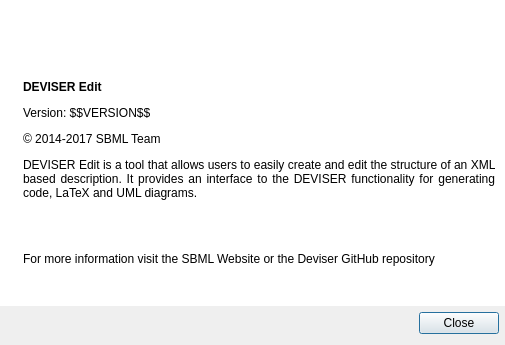
sbmlteam/QtDeviser, file ui/dialogabout.ui: the form before one commit.
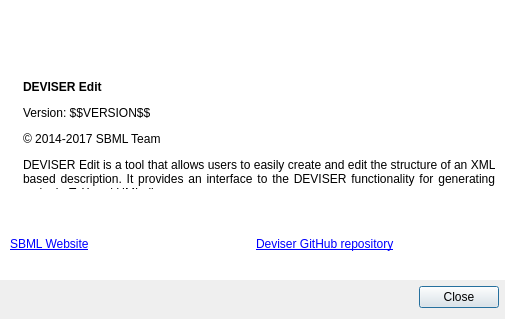
The form after the commit. Icons and pictures are not drawn.

Commit message: got clickable links - now need to space them

```diff
--- a/ui/dialogabout.ui
+++ b/ui/dialogabout.ui
@@ -45,7 +45,7 @@
    <property name="rightMargin">
     <number>0</number>
    </property>
-   <item row="2" column="0">
+   <item row="3" column="0">
     <widget class="QDialogButtonBox" name="buttonBox">
      <property name="autoFillBackground">
       <bool>false</bool>
@@ -58,7 +58,7 @@
      </property>
     </widget>
    </item>
-   <item row="0" column="0" rowspan="2" colspan="2">
+   <item row="0" column="0" rowspan="3" colspan="2">
     <widget class="QWidget" name="" native="true">
      <property name="styleSheet">
       <string notr="true">background-color: rgb(255, 255, 255);</string>
@@ -101,7 +101,7 @@
          </sizepolicy>
         </property>
         <property name="text">
-         <string>&lt;html&gt;&lt;head/&gt;&lt;body&gt;&lt;p align=&quot;justify&quot;&gt;&lt;br/&gt;&lt;/p&gt;&lt;p align=&quot;justify&quot;&gt;&lt;br/&gt;&lt;/p&gt;&lt;p align=&quot;justify&quot;&gt;&lt;span style=&quot; font-weight:600;&quot;&gt;DEVISER Edit&lt;/span&gt;&lt;/p&gt;&lt;p align=&quot;justify&quot;&gt;Version: $$VERSION$$&lt;/p&gt;&lt;p align=&quot;justify&quot;&gt;© 2014-2017 SBML Team&lt;/p&gt;&lt;p align=&quot;justify&quot;&gt;DEVISER Edit is a tool that allows users to easily create and edit the structure of an XML based description. It provides an interface to the DEVISER functionality for generating code, LaTeX and UML diagrams.&lt;/p&gt;&lt;/p&gt;&lt;p align=&quot;justify&quot;&gt;&lt;br/&gt;&lt;/p&gt;&lt;p align=&quot;justify&quot;&gt;For more information visit the &lt;a href=&quot;http://sbml.org &quot;&gt;SBML Website&lt;/a&gt; or the &lt;a href=&quot;https://github.com/sbmlteam/deviser &quot;&gt;Deviser GitHub repository&lt;/a&gt;&lt;/p&gt;&lt;p align=&quot;justify&quot;&gt;&lt;br/&gt;&lt;/body&gt;&lt;/html&gt;</string>
+         <string>&lt;html&gt;&lt;head/&gt;&lt;body&gt;&lt;p align=&quot;justify&quot;&gt;&lt;br/&gt;&lt;/p&gt;&lt;p align=&quot;justify&quot;&gt;&lt;br/&gt;&lt;/p&gt;&lt;p align=&quot;justify&quot;&gt;&lt;span style=&quot; font-weight:600;&quot;&gt;DEVISER Edit&lt;/span&gt;&lt;/p&gt;&lt;p align=&quot;justify&quot;&gt;Version: $$VERSION$$&lt;/p&gt;&lt;p align=&quot;justify&quot;&gt;© 2014-2017 SBML Team&lt;/p&gt;&lt;p align=&quot;justify&quot;&gt;DEVISER Edit is a tool that allows users to easily create and edit the structure of an XML based description. It provides an interface to the DEVISER functionality for generating code, LaTeX and UML diagrams.&lt;/p&gt;&lt;/p&gt;&lt;p align=&quot;justify&quot;&gt;&lt;br/&gt;&lt;/p&gt;&lt;p align=&quot;justify&quot;&gt;&lt;/p&gt;&lt;p align=&quot;justify&quot;&gt;&lt;br/&gt;&lt;/body&gt;&lt;/html&gt;</string>
         </property>
         <property name="textFormat">
          <enum>Qt::RichText</enum>
@@ -120,6 +120,71 @@
      </layout>
     </widget>
    </item>
+    <item row="2" column="0" colspan="2">
+      <widget class="QWidget" name="" native="true">
+        <property name="styleSheet">
+          <string notr="true">background-color: rgb(255, 255, 255);</string>
+        </property>
+        <layout class="QHBoxLayout" name="horizontalLayout1">
+          <property name="leftMargin">
+            <number>10</number>
+          </property>
+          <property name="topMargin">
+            <number>20</number>
+          </property>
+          <property name="rightMargin">
+            <number>10</number>
+          </property>
+          <property name="bottomMargin">
+            <number>0</number>
+          </property>
+          <item>
+            <widget class="QLabel" name="label_3">
+              <property name="sizePolicy">
+                <sizepolicy hsizetype="Preferred" vsizetype="Preferred">
+                  <horstretch>0</horstretch>
+                  <verstretch>0</verstretch>
+                </sizepolicy>
+              </property>
+              <property name="text">
+                <string>&lt;a href=&quot;http://sbml.org&quot;&gt;SBML Website&lt;/a&gt;</string>
+              </property>
+              <property name="textFormat">
+                <enum>Qt::RichText</enum>
+              </property>
+              <property name="textInteractionFlags">
+                <enum>Qt::TextBrowserInteraction</enum>
+              </property>
+              <property name="openExternalLinks">
+                <bool>true</bool>
+              </property>
+            </widget>
+          </item>
+          <item>
+            <widget class="QLabel" name="label_4">
+              <property name="sizePolicy">
+                <sizepolicy hsizetype="Preferred" vsizetype="Preferred">
+                  <horstretch>0</horstretch>
+                  <verstretch>0</verstretch>
+                </sizepolicy>
+              </property>
+              <property name="text">
+                <string>&lt;a href=&quot;https://github.com/sbmlteam/deviser&quot;&gt;Deviser GitHub repository&lt;/a&gt;</string>
+              </property>
+              <property name="textFormat">
+                <enum>Qt::RichText</enum>
+              </property>
+              <property name="textInteractionFlags">
+                <enum>Qt::TextBrowserInteraction</enum>
+              </property>
+              <property name="openExternalLinks">
+                <bool>true</bool>
+              </property>
+            </widget>
+          </item>
+        </layout>
+      </widget>
+    </item>
   </layout>
  </widget>
  <resources>
```
Left out of the diff: 2 changed lines with no effect on the pictures.
